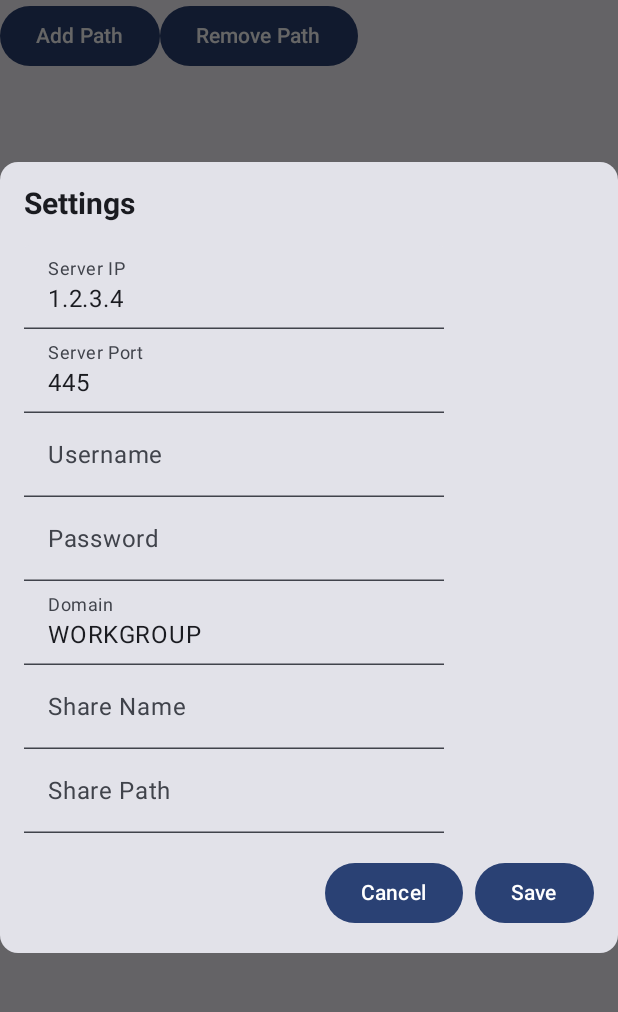
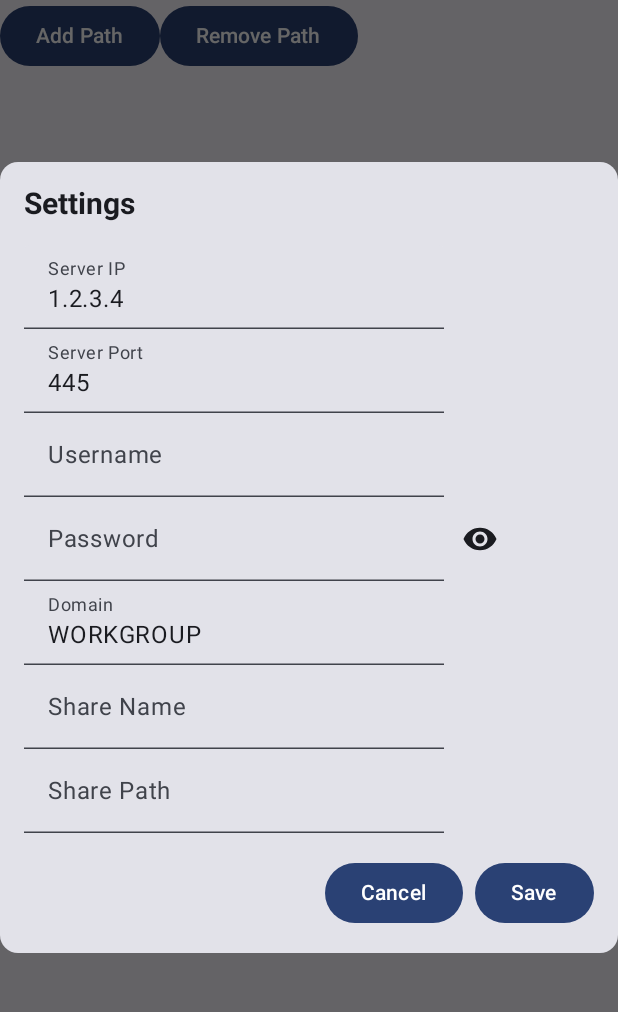
Before and after one commit to brejcham/SyncApp, an Android app built with Jetpack Compose: the screen it shows after launch (MainActivity), after a tap on "Configure", on a phone screen of 412 x 824 dp, the part 60-1072 px from its top. Run offline under Robolectric (Android 15) with nearby library versions, the phone set to English and light mode, and no system bars.

Commit message:
New app icon

```diff
--- a/app/build.gradle.kts
+++ b/app/build.gradle.kts
@@ -69,5 +69,6 @@ dependencies {
     debugImplementation(libs.androidx.ui.tooling)
     debugImplementation(libs.androidx.ui.test.manifest)
     implementation("com.hierynomus:smbj:0.13.0")
+    implementation(libs.androidx.material.icons.extended)
     //implementation("androidx.activity:activity-ktx:1.9.2")
 }
--- a/app/src/main/AndroidManifest.xml
+++ b/app/src/main/AndroidManifest.xml
@@ -10,9 +10,9 @@
         android:allowBackup="true"
         android:dataExtractionRules="@xml/data_extraction_rules"
         android:fullBackupContent="@xml/backup_rules"
-        android:icon="@mipmap/ic_launcher"
+        android:icon="@mipmap/syncapp_launcher"
         android:label="@string/app_name"
-        android:roundIcon="@mipmap/ic_launcher_round"
+        android:roundIcon="@mipmap/syncapp_launcher_round"
         android:supportsRtl="true"
         android:theme="@style/Theme.SyncApp1"
         android:requestLegacyExternalStorage="true"
--- a/app/src/main/java/eu/brejcha/syncapp1/MainActivity.kt
+++ b/app/src/main/java/eu/brejcha/syncapp1/MainActivity.kt
@@ -43,7 +43,11 @@ import androidx.compose.foundation.layout.fillMaxWidth
 import androidx.compose.foundation.layout.height
 import androidx.compose.foundation.layout.requiredHeight
 import androidx.compose.foundation.layout.width
+import androidx.compose.material.icons.filled.Favorite
+import androidx.compose.material.icons.filled.FavoriteBorder
 import androidx.compose.material.icons.filled.Settings
+import androidx.compose.material.icons.filled.Visibility
+import androidx.compose.material.icons.filled.VisibilityOff
 import androidx.compose.material3.AlertDialog
 import androidx.compose.material3.Card
 import androidx.compose.material3.IconButton
@@ -51,6 +55,8 @@ import androidx.compose.material3.TextField
 import androidx.compose.ui.draw.rotate
 import androidx.compose.ui.text.TextStyle
 import androidx.compose.ui.text.font.FontWeight
+import androidx.compose.ui.text.input.PasswordVisualTransformation
+import androidx.compose.ui.text.input.VisualTransformation
 import androidx.compose.ui.unit.sp
 import androidx.compose.ui.window.Dialog
 import eu.brejcha.syncapp1.ui.theme.bannerColor
@@ -302,6 +308,7 @@ fun SettingsDialog(
     onDismiss: () -> Unit
 ) {
     var updatedSettings by remember { mutableStateOf(settings) }
+    var passwordVisible by remember { mutableStateOf(false) }
 
     Dialog(onDismissRequest = onDismiss) {
         Card {
@@ -331,11 +338,18 @@ fun SettingsDialog(
                     onValueChange = { updatedSettings = updatedSettings.copy(username = it) },
                     label = { Text("Username") }
                 )
-                TextField(
-                    value = updatedSettings.password,
-                    onValueChange = { updatedSettings = updatedSettings.copy(password = it) },
-                    label = { Text("Password") }
-                )
+                Row(verticalAlignment = Alignment.CenterVertically) {
+                    TextField(
+                        value = updatedSettings.password,
+                        onValueChange = { updatedSettings = updatedSettings.copy(password = it) },
+                        label = { Text("Password") },
+                        visualTransformation = if (passwordVisible) VisualTransformation.None else PasswordVisualTransformation()
+                    )
+                    IconButton(onClick = { passwordVisible = !passwordVisible }) {
+                        Icon(imageVector = if (passwordVisible) Icons.Filled.VisibilityOff else Icons.Filled.Visibility,
+                             contentDescription = if (passwordVisible) "Hide Password" else "Show Password")
+                    }
+                }
                 TextField(
                     value = updatedSettings.domain,
                     onValueChange = { updatedSettings = updatedSettings.copy(domain = it) },
--- /dev/null
+++ b/app/src/main/res/drawable/syncapp_launcher_background.xml
@@ -0,0 +1,5 @@
+<?xml version="1.0" encoding="utf-8"?>
+ <selector xmlns:android="http://schemas.android.com/apk/res/android">
+    <item android:drawable="@color/syncapp_launcher_background"/>
+    <item android:drawable="@color/syncapp_launcher_background_dark"/>
+</selector>
--- /dev/null
+++ b/app/src/main/res/mipmap-anydpi-v26/syncapp_launcher.xml
@@ -0,0 +1,6 @@
+<?xml version="1.0" encoding="utf-8"?>
+<adaptive-icon xmlns:android="http://schemas.android.com/apk/res/android">
+    <background android:drawable="@drawable/syncapp_launcher_background"/>
+    <foreground android:drawable="@drawable/syncapp_launcher_foreground"/>
+    <monochrome android:drawable="@drawable/syncapp_launcher_foreground"/>
+</adaptive-icon>
--- /dev/null
+++ b/app/src/main/res/mipmap-anydpi-v26/syncapp_launcher_round.xml
@@ -0,0 +1,5 @@
+<?xml version="1.0" encoding="utf-8"?>
+<adaptive-icon xmlns:android="http://schemas.android.com/apk/res/android">
+    <background android:drawable="@color/syncapp_launcher_background"/>
+    <foreground android:drawable="@drawable/syncapp_launcher_foreground"/>
+</adaptive-icon>
--- /dev/null
+++ b/app/src/main/res/values/syncapp_launcher_background.xml
@@ -0,0 +1,5 @@
+<?xml version="1.0" encoding="utf-8"?>
+<resources>
+    <color name="syncapp_launcher_background">#E7F8D1</color>
+    <color name="syncapp_launcher_background_dark">#000000</color>
+</resources>
--- a/gradle/libs.versions.toml
+++ b/gradle/libs.versions.toml
@@ -9,6 +9,7 @@ espressoCore = "3.5.1"
 lifecycleRuntimeKtx = "2.6.1"
 activityCompose = "1.8.0"
 composeBom = "2024.04.01"
+materialIconsExtended = "1.7.3"
 smbj = "0.13.0"
 documentfile = "1.0.1"
 appcompat = "1.7.0"
@@ -16,6 +17,7 @@ appcompat = "1.7.0"
 [libraries]
 androidx-activity-ktx = { module = "androidx.activity:activity-ktx", version.ref = "activityKtx" }
 androidx-core-ktx = { group = "androidx.core", name = "core-ktx", version.ref = "coreKtx" }
+androidx-material-icons-extended = { module = "androidx.compose.material:material-icons-extended", version.ref = "materialIconsExtended" }
 junit = { group = "junit", name = "junit", version.ref = "junit" }
 androidx-junit = { group = "androidx.test.ext", name = "junit", version.ref = "junitVersion" }
 androidx-espresso-core = { group = "androidx.test.espresso", name = "espresso-core", version.ref = "espressoCore" }
```
Also changed, not shown: app/src/main/res/drawable/syncapp_launcher_foreground.xml (added, +15 -0 lines), app/src/main/res/mipmap-hdpi/syncapp_launcher.webp (added), app/src/main/res/mipmap-hdpi/syncapp_launcher_round.webp (added), app/src/main/res/mipmap-mdpi/syncapp_launcher.webp (added), app/src/main/res/mipmap-mdpi/syncapp_launcher_round.webp (added), app/src/main/res/mipmap-xhdpi/syncapp_launcher.webp (added), app/src/main/res/mipmap-xhdpi/syncapp_launcher_round.webp (added), app/src/main/res/mipmap-xxhdpi/syncapp_launcher.webp (added), app/src/main/res/mipmap-xxhdpi/syncapp_launcher_round.webp (added), app/src/main/res/mipmap-xxxhdpi/syncapp_launcher.webp (added), app/src/main/res/mipmap-xxxhdpi/syncapp_launcher_round.webp (added), app/src/main/syncapp_launcher-playstore.png (added).
